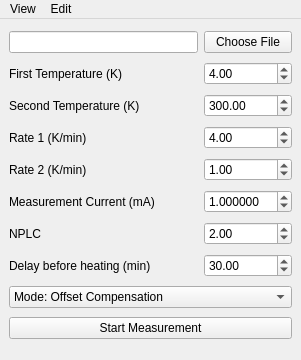
Above: main.ui from kmnhan/physlab before the change. Below: the same form after it.
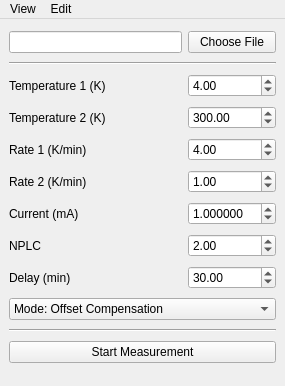
That is the form after the change.

Commit message: feat: write estimated time

The edit to the form file:
```diff
--- a/main.ui
+++ b/main.ui
@@ -6,8 +6,8 @@
    <rect>
     <x>0</x>
     <y>0</y>
-    <width>301</width>
-    <height>360</height>
+    <width>285</width>
+    <height>386</height>
    </rect>
   </property>
   <property name="windowTitle">
@@ -15,104 +15,59 @@
   </property>
   <widget class="QWidget" name="centralwidget">
    <layout class="QGridLayout" name="gridLayout">
-    <item row="6" column="0">
-     <widget class="QLabel" name="label_4">
-      <property name="text">
-       <string>Measurement Current (mA)</string>
-      </property>
-     </widget>
-    </item>
-    <item row="5" column="1">
-     <widget class="QDoubleSpinBox" name="spin_rateh">
-      <property name="keyboardTracking">
-       <bool>false</bool>
-      </property>
-      <property name="minimum">
-       <double>0.100000000000000</double>
-      </property>
-      <property name="maximum">
-       <double>5.000000000000000</double>
-      </property>
-      <property name="singleStep">
-       <double>0.100000000000000</double>
-      </property>
-      <property name="value">
-       <double>1.000000000000000</double>
-      </property>
-     </widget>
-    </item>
-    <item row="3" column="1">
-     <widget class="QDoubleSpinBox" name="spin_end">
-      <property name="keyboardTracking">
-       <bool>false</bool>
-      </property>
-      <property name="minimum">
-       <double>2.000000000000000</double>
-      </property>
-      <property name="maximum">
-       <double>330.000000000000000</double>
-      </property>
-      <property name="value">
-       <double>300.000000000000000</double>
-      </property>
-     </widget>
-    </item>
-    <item row="6" column="1">
-     <widget class="QDoubleSpinBox" name="spin_curr">
-      <property name="keyboardTracking">
-       <bool>false</bool>
-      </property>
-      <property name="decimals">
-       <number>6</number>
-      </property>
-      <property name="minimum">
-       <double>-10.000000000000000</double>
-      </property>
-      <property name="maximum">
-       <double>10.000000000000000</double>
-      </property>
-      <property name="value">
-       <double>1.000000000000000</double>
-      </property>
-     </widget>
-    </item>
-    <item row="7" column="0">
-     <widget class="QLabel" name="label_3">
-      <property name="text">
-       <string>NPLC</string>
-      </property>
-     </widget>
-    </item>
-    <item row="9" column="0" colspan="2">
-     <widget class="QComboBox" name="mode_combo">
-      <item>
-       <property name="text">
-        <string>Mode: Offset Compensation</string>
-       </property>
-      </item>
-      <item>
-       <property name="text">
-        <string>Mode: Current Reversal</string>
-       </property>
-      </item>
-      <item>
-       <property name="text">
-        <string>Mode: Delta Method</string>
-       </property>
-      </item>
-     </widget>
-    </item>
-    <item row="10" column="0" colspan="2">
+    <item row="12" column="0" colspan="2">
      <widget class="QPushButton" name="start_btn">
       <property name="text">
        <string>Start Measurement</string>
       </property>
      </widget>
     </item>
-    <item row="2" column="0">
-     <widget class="QLabel" name="label">
+    <item row="1" column="1">
+     <widget class="QPushButton" name="file_btn">
       <property name="text">
-       <string>First Temperature (K)</string>
+       <string>Choose File</string>
+      </property>
+     </widget>
+    </item>
+    <item row="3" column="1">
+     <widget class="QDoubleSpinBox" name="spin_start">
+      <property name="keyboardTracking">
+       <bool>false</bool>
+      </property>
+      <property name="minimum">
+       <double>2.000000000000000</double>
+      </property>
+      <property name="maximum">
+       <double>330.000000000000000</double>
+      </property>
+      <property name="value">
+       <double>4.000000000000000</double>
+      </property>
+     </widget>
+    </item>
+    <item row="6" column="1">
+     <widget class="QDoubleSpinBox" name="spin_rateh">
+      <property name="keyboardTracking">
+       <bool>false</bool>
+      </property>
+      <property name="minimum">
+       <double>0.100000000000000</double>
+      </property>
+      <property name="maximum">
+       <double>5.000000000000000</double>
+      </property>
+      <property name="singleStep">
+       <double>0.100000000000000</double>
+      </property>
+      <property name="value">
+       <double>1.000000000000000</double>
+      </property>
+     </widget>
+    </item>
+    <item row="4" column="0">
+     <widget class="QLabel" name="label_2">
+      <property name="text">
+       <string>Temperature 2 (K)</string>
       </property>
      </widget>
     </item>
@@ -123,105 +78,170 @@
       </property>
      </widget>
     </item>
-    <item row="4" column="0">
-     <widget class="QLabel" name="label_5">
+    <item row="7" column="0">
+     <widget class="QLabel" name="label_4">
       <property name="text">
-       <string>Rate 1 (K/min)</string>
+       <string>Current (mA)</string>
       </property>
      </widget>
     </item>
-    <item row="5" column="0">
+    <item row="9" column="1">
+     <widget class="QDoubleSpinBox" name="spin_delay">
+      <property name="keyboardTracking">
+       <bool>false</bool>
+      </property>
+      <property name="maximum">
+       <double>360.000000000000000</double>
+      </property>
+      <property name="value">
+       <double>30.000000000000000</double>
+      </property>
+     </widget>
+    </item>
+    <item row="5" column="1">
+     <widget class="QDoubleSpinBox" name="spin_rate">
+      <property name="keyboardTracking">
+       <bool>false</bool>
+      </property>
+      <property name="minimum">
+       <double>0.100000000000000</double>
+      </property>
+      <property name="maximum">
+       <double>5.000000000000000</double>
+      </property>
+      <property name="singleStep">
+       <double>0.100000000000000</double>
+      </property>
+      <property name="value">
+       <double>4.000000000000000</double>
+      </property>
+     </widget>
+    </item>
+    <item row="6" column="0">
      <widget class="QLabel" name="label_6">
       <property name="text">
        <string>Rate 2 (K/min)</string>
       </property>
      </widget>
     </item>
-    <item row="2" column="1">
-     <widget class="QDoubleSpinBox" name="spin_start">
-      <property name="keyboardTracking">
-       <bool>false</bool>
+    <item row="9" column="0">
+     <widget class="QLabel" name="label_7">
+      <property name="toolTip">
+       <string>The delay before starting the ramp to Temperature 2 after reaching Temperature 1.</string>
       </property>
-      <property name="minimum">
-       <double>2.000000000000000</double>
+      <property name="text">
+       <string>Delay (min)</string>
       </property>
-      <property name="maximum">
-       <double>330.000000000000000</double>
-      </property>
-      <property name="value">
-       <double>4.000000000000000</double>
-      </property>
+     </widget>
+    </item>
+    <item row="10" column="0" colspan="2">
+     <widget class="QComboBox" name="mode_combo">
+      <item>
+       <property name="text">
+        <string>Mode: Offset Compensation</string>
+       </property>
+      </item>
+      <item>
+       <property name="text">
+        <string>Mode: Current Reversal</string>
+       </property>
+      </item>
+      <item>
+       <property name="text">
+        <string>Mode: Delta Method</string>
+       </property>
+      </item>
      </widget>
     </item>
     <item row="7" column="1">
-     <widget class="QDoubleSpinBox" name="spin_delta">
+     <widget class="QDoubleSpinBox" name="spin_curr">
       <property name="keyboardTracking">
        <bool>false</bool>
       </property>
+      <property name="decimals">
+       <number>6</number>
+      </property>
       <property name="minimum">
-       <double>0.000000000000000</double>
+       <double>-10.000000000000000</double>
       </property>
       <property name="maximum">
-       <double>60.000000000000000</double>
-      </property>
-      <property name="singleStep">
-       <double>0.100000000000000</double>
+       <double>10.000000000000000</double>
       </property>
       <property name="value">
-       <double>2.000000000000000</double>
+       <double>1.000000000000000</double>
       </property>
      </widget>
     </item>
     <item row="4" column="1">
-     <widget class="QDoubleSpinBox" name="spin_rate">
+     <widget class="QDoubleSpinBox" name="spin_end">
       <property name="keyboardTracking">
        <bool>false</bool>
       </property>
       <property name="minimum">
-       <double>0.100000000000000</double>
+       <double>2.000000000000000</double>
       </property>
       <property name="maximum">
-       <double>5.000000000000000</double>
-      </property>
-      <property name="singleStep">
-       <double>0.100000000000000</double>
+       <double>330.000000000000000</double>
       </property>
       <property name="value">
-       <double>4.000000000000000</double>
+       <double>300.000000000000000</double>
       </property>
      </widget>
     </item>
     <item row="3" column="0">
-     <widget class="QLabel" name="label_2">
+     <widget class="QLabel" name="label">
       <property name="text">
-       <string>Second Temperature (K)</string>
+       <string>Temperature 1 (K)</string>
       </property>
      </widget>
     </item>
-    <item row="1" column="1">
-     <widget class="QPushButton" name="file_btn">
+    <item row="5" column="0">
+     <widget class="QLabel" name="label_5">
       <property name="text">
-       <string>Choose File</string>
+       <string>Rate 1 (K/min)</string>
       </property>
      </widget>
     </item>
     <item row="8" column="0">
-     <widget class="QLabel" name="label_7">
+     <widget class="QLabel" name="label_3">
+      <property name="toolTip">
+       <string>Number of power line cycles used by the SourceMeter. Smaller values indicate faster acquisition but with more noise. Values smaller than 1 are not recommended.</string>
+      </property>
       <property name="text">
-       <string>Delay before heating (min)</string>
+       <string>NPLC</string>
       </property>
      </widget>
     </item>
     <item row="8" column="1">
-     <widget class="QDoubleSpinBox" name="spin_delay">
+     <widget class="QDoubleSpinBox" name="spin_delta">
       <property name="keyboardTracking">
        <bool>false</bool>
       </property>
+      <property name="minimum">
+       <double>0.000000000000000</double>
+      </property>
       <property name="maximum">
-       <double>360.000000000000000</double>
+       <double>60.000000000000000</double>
+      </property>
+      <property name="singleStep">
+       <double>0.100000000000000</double>
       </property>
       <property name="value">
-       <double>30.000000000000000</double>
+       <double>2.000000000000000</double>
+      </property>
+     </widget>
+    </item>
+    <item row="2" column="0" colspan="2">
+     <widget class="Line" name="line">
+      <property name="orientation">
+       <enum>Qt::Horizontal</enum>
+      </property>
+     </widget>
+    </item>
+    <item row="11" column="0" colspan="2">
+     <widget class="Line" name="line_2">
+      <property name="orientation">
+       <enum>Qt::Horizontal</enum>
       </property>
      </widget>
     </item>
@@ -232,7 +252,7 @@
     <rect>
      <x>0</x>
      <y>0</y>
-     <width>301</width>
+     <width>285</width>
      <height>24</height>
     </rect>
    </property>
```
The commit also changes 1 other file.
